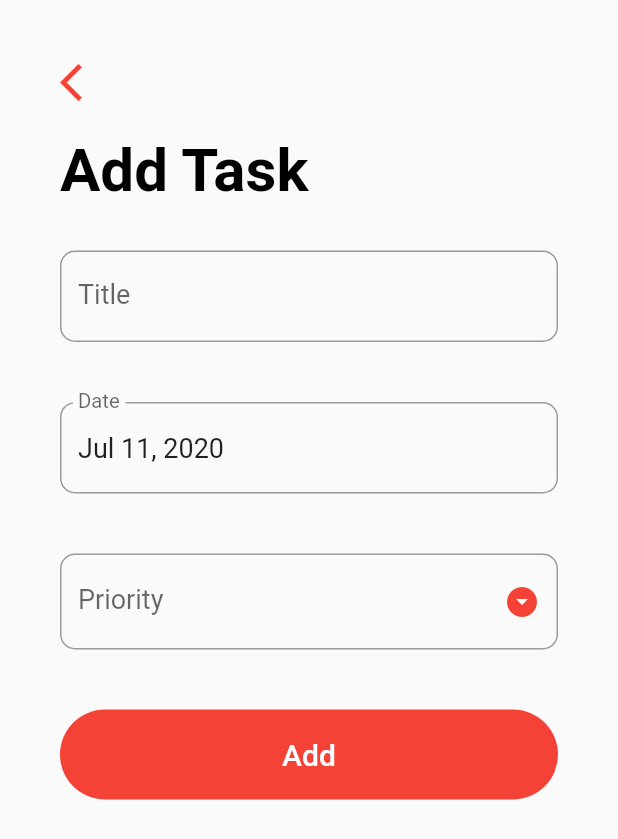
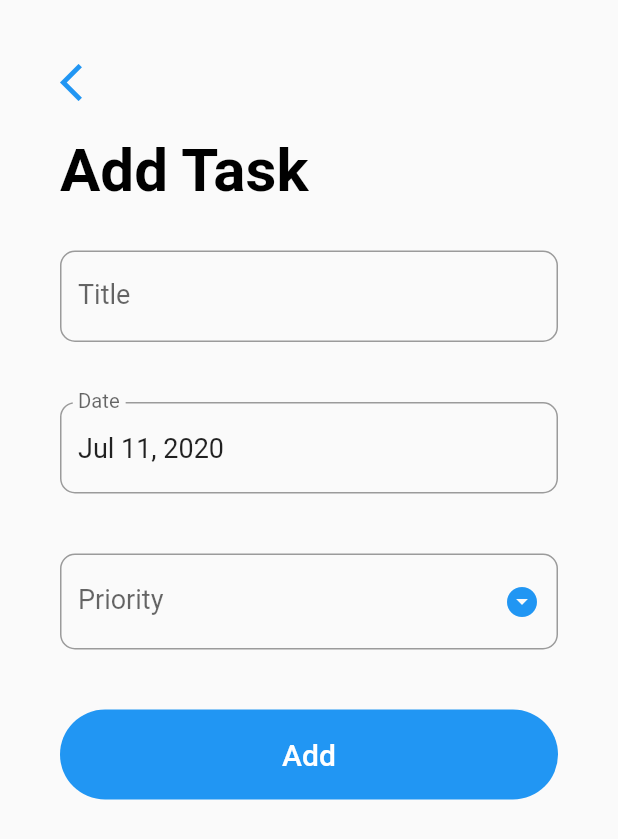
Before and after one commit to szy0syz/flutter-demos, a Flutter app: the screen it shows after launch, after a tap on the "add" icon, on a phone screen of 412 x 824 dp. Shown: the top 839 px of the screen. Run offline on Flutter 3.47's test engine with Material 2 defaults, Android fonts, the light colour scheme and no system bars; our stand-ins replace sqflite; accounts and stored records are empty.

Commit message:
Finish flutter_sqlite_todo

```diff
--- a/flutter_sqlite_todos/lib/helpers/databse_helper.dart
+++ b/flutter_sqlite_todos/lib/helpers/databse_helper.dart
@@ -57,6 +57,8 @@ class DatabaseHelper {
     taskMapList.forEach((taskMap) {
       taskList.add(Task.fromMap(taskMap));
     });
+
+    taskList.sort((taskA, taskB) => taskA.date.compareTo(taskB.date));
     return taskList;
   }
 
--- a/flutter_sqlite_todos/lib/main.dart
+++ b/flutter_sqlite_todos/lib/main.dart
@@ -13,7 +13,7 @@ class MyApp extends StatelessWidget {
       title: 'Flutter Todo List',
       debugShowCheckedModeBanner: false,
       theme: ThemeData(
-        primarySwatch: Colors.red,
+        primarySwatch: Colors.blue,
         visualDensity: VisualDensity.adaptivePlatformDensity,
       ),
       home: TodoListScreen(),
--- a/flutter_sqlite_todos/lib/screens/add_task_screen.dart
+++ b/flutter_sqlite_todos/lib/screens/add_task_screen.dart
@@ -59,10 +59,15 @@ class _AddTaskScreenState extends State<AddTaskScreen> {
     }
   }
 
+  _delete() {
+    DatabaseHelper.instance.deleteTask(widget.task.id);
+    widget.updateTaskList();
+    Navigator.pop(context);
+  }
+
   _submit() {
     if (_formKey.currentState.validate()) {
       _formKey.currentState.save();
-      print('$_title, $_date, $_priority');
 
       /// 插入数据库
       Task task = Task(title: _title, date: _date, priority: _priority);
@@ -70,6 +75,7 @@ class _AddTaskScreenState extends State<AddTaskScreen> {
         task.status = 0;
         DatabaseHelper.instance.insertTask(task);
       } else {
+        task.id = widget.task.id;
         task.status = widget.task.status;
         DatabaseHelper.instance.updateTask(task);
       }
@@ -99,7 +105,7 @@ class _AddTaskScreenState extends State<AddTaskScreen> {
                 ),
                 SizedBox(height: 20.0),
                 Text(
-                  'Add Task',
+                  widget.task == null ? 'Add Task' : 'Edit Task',
                   style: TextStyle(
                     color: Colors.black,
                     fontSize: 40.0,
@@ -193,7 +199,7 @@ class _AddTaskScreenState extends State<AddTaskScreen> {
                           child: FlatButton(
                             onPressed: _submit,
                             child: Text(
-                              'Add',
+                              widget.task == null ? 'Add' : 'Edit',
                               style: TextStyle(
                                 color: Colors.white,
                                 fontSize: 20.0,
@@ -201,6 +207,27 @@ class _AddTaskScreenState extends State<AddTaskScreen> {
                             ),
                           ),
                         ),
+                        widget.task != null
+                            ? Container(
+                                margin: EdgeInsets.symmetric(vertical: 20.0),
+                                height: 60.0,
+                                width: double.infinity,
+                                decoration: BoxDecoration(
+                                  color: Theme.of(context).primaryColor,
+                                  borderRadius: BorderRadius.circular(30.0),
+                                ),
+                                child: FlatButton(
+                                  onPressed: _delete,
+                                  child: Text(
+                                    'Delete',
+                                    style: TextStyle(
+                                      color: Colors.white,
+                                      fontSize: 20.0,
+                                    ),
+                                  ),
+                                ),
+                              )
+                            : SizedBox.shrink()
                       ],
                     ))
               ],
--- a/flutter_sqlite_todos/lib/screens/todo_list_screen.dart
+++ b/flutter_sqlite_todos/lib/screens/todo_list_screen.dart
@@ -49,7 +49,7 @@ class _TodoListScreenState extends State<TodoListScreen> {
                       : TextDecoration.lineThrough),
             ),
             trailing: Checkbox(
-              value: false,
+              value: task.status == 1,
               activeColor: Theme.of(context).primaryColor,
               onChanged: (value) {
                 task.status = value ? 1 : 0;
@@ -59,9 +59,11 @@ class _TodoListScreenState extends State<TodoListScreen> {
               },
             ),
             onTap: () => Navigator.push(
-                context,
-                MaterialPageRoute(
-                    builder: (_) => AddTaskScreen(_updateTaskList, task))),
+              context,
+              MaterialPageRoute(
+                builder: (_) => AddTaskScreen(_updateTaskList, task),
+              ),
+            ),
           ),
           Divider(),
         ],
```
Also changed, not shown: preivew/todo_list.gif (added), 1 other file.
